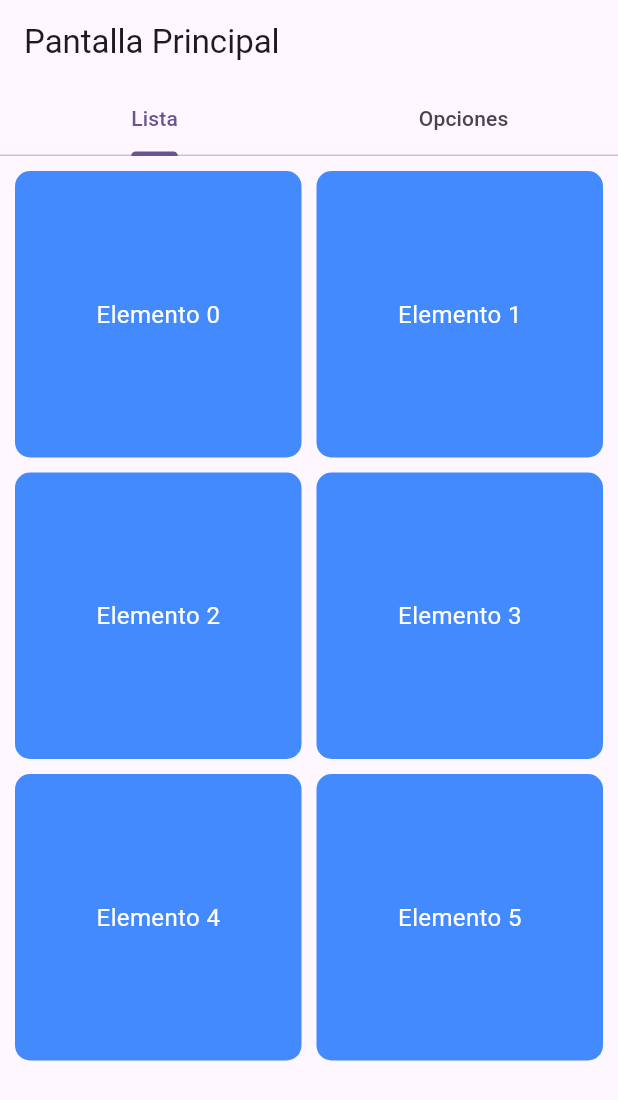
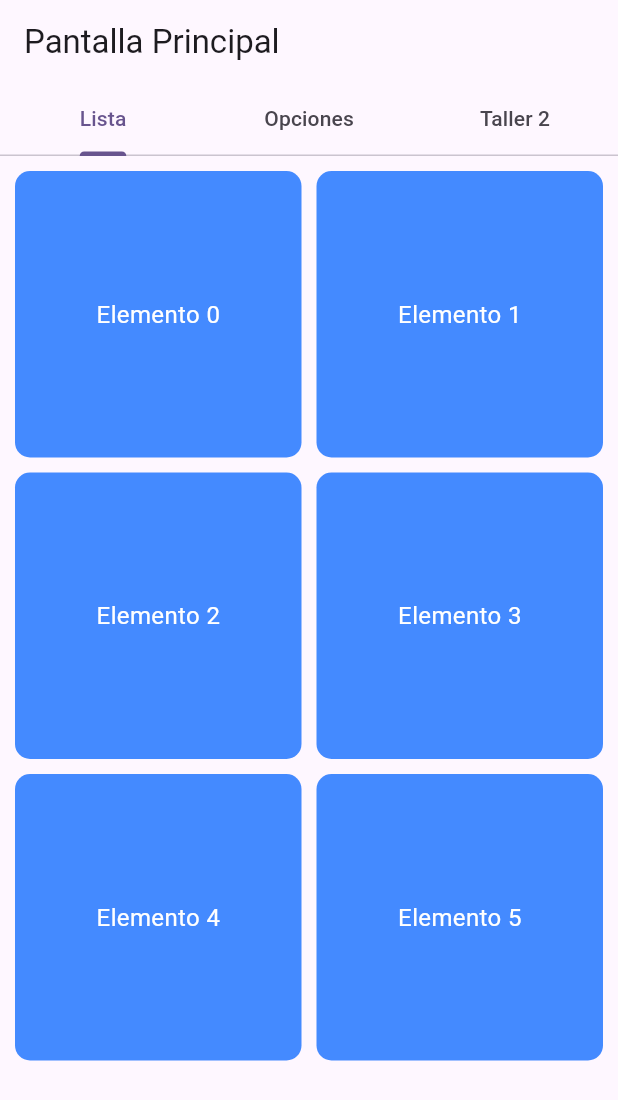
Before and after one commit to ArturoII/Taller_Flutter, a Flutter app: the screen it shows after launch, on a phone screen of 412 x 824 dp. Shown: the top 1100 px of the screen. Run offline on Flutter 3.47's test engine with Material 3 defaults, Android fonts, the phone set to English and light mode, and no system bars.

Commit message:
Se subio el codigo de todo el taller nuevo del profesor

```diff
--- a/lib/main.dart
+++ b/lib/main.dart
@@ -1,5 +1,8 @@
 import 'package:flutter/material.dart';
 import 'my_home_page.dart';
+import 'student_list_view.dart';
+import 'counter_view.dart';
+import 'heavy_task_view.dart';
 
 void main() => runApp(const MyApp());
 
@@ -9,11 +12,16 @@ class MyApp extends StatelessWidget {
   @override
   Widget build(BuildContext context) => MaterialApp(
         debugShowCheckedModeBanner: false,
-        title: 'Flutter Taller',
+        title: 'Taller 2 - Flutter',
         theme: ThemeData(
           colorScheme: ColorScheme.fromSeed(seedColor: Colors.deepPurple),
           useMaterial3: true,
         ),
         home: const MyHomePage(),
+        routes: {
+          '/students': (_) => const StudentListView(),
+          '/counter': (_) => const CounterView(),
+          '/heavy': (_) => const HeavyTaskView(),
+        },
       );
 }
--- a/lib/my_home_page.dart
+++ b/lib/my_home_page.dart
@@ -9,7 +9,7 @@ class MyHomePage extends StatefulWidget {
 }
 
 class _HomeState extends State<MyHomePage> with TickerProviderStateMixin {
-  late final TabController _tabs = TabController(length: 2, vsync: this);
+  late final TabController _tabs = TabController(length: 3, vsync: this);
   bool _activo = false;
   double _valorSlider = 0;
 
@@ -36,6 +36,7 @@ class _HomeState extends State<MyHomePage> with TickerProviderStateMixin {
           tabs: const [
             Tab(text: "Lista"),
             Tab(text: "Opciones"),
+            Tab(text: "Taller 2"),
           ],
         ),
       ),
@@ -50,6 +51,7 @@ class _HomeState extends State<MyHomePage> with TickerProviderStateMixin {
             children: List.generate(6, (i) => _buildGridItem(i)),
           ),
           _buildOptions(),
+          _buildTaller2Buttons(),
         ],
       ),
     );
@@ -120,6 +122,28 @@ class _HomeState extends State<MyHomePage> with TickerProviderStateMixin {
         ),
       );
 
+  Widget _buildTaller2Buttons() => Center(
+        child: Column(
+          mainAxisAlignment: MainAxisAlignment.center,
+          children: [
+            ElevatedButton(
+              onPressed: () => Navigator.pushNamed(context, '/students'),
+              child: const Text("Lista de Estudiantes"),
+            ),
+            const SizedBox(height: 10),
+            ElevatedButton(
+              onPressed: () => Navigator.pushNamed(context, '/counter'),
+              child: const Text("Contador con Timer"),
+            ),
+            const SizedBox(height: 10),
+            ElevatedButton(
+              onPressed: () => Navigator.pushNamed(context, '/heavy'),
+              child: const Text("Tarea Pesada (Isolate)"),
+            ),
+          ],
+        ),
+      );
+
   @override
   void dispose() {
     _tabs.dispose();
```
Also changed, not shown: lib/counter_view.dart (added, +80 -0 lines), lib/heavy_task_view.dart (added, +73 -0 lines), lib/student_list_view.dart (added, +62 -0 lines).
